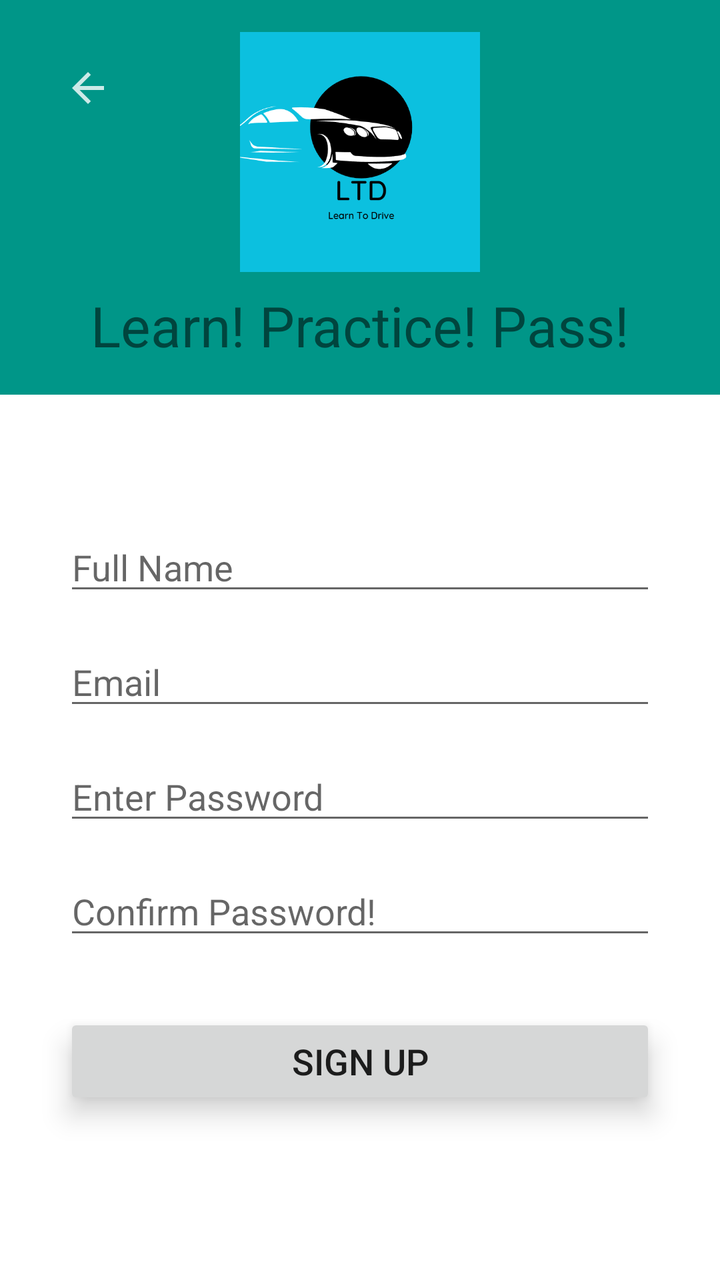
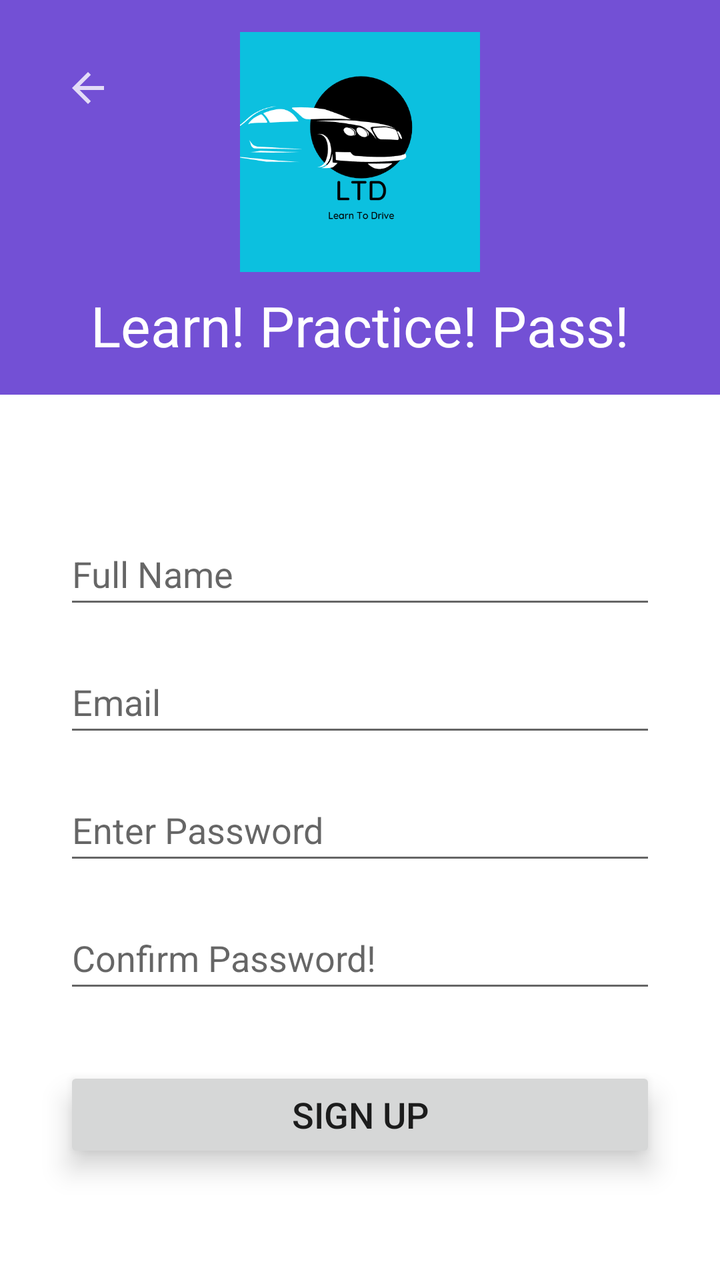

Compare the two renders of this Android layout. The source of the first and the diff that turns it into the second are given below.
<!-- AndroidManifest.xml: application theme Theme.Quiz -->
<!-- res/layout/activity_sign_up.xml -->
<?xml version="1.0" encoding="utf-8"?>
<androidx.constraintlayout.widget.ConstraintLayout xmlns:android="http://schemas.android.com/apk/res/android"
    xmlns:app="http://schemas.android.com/apk/res-auto"
    xmlns:tools="http://schemas.android.com/tools"
    android:id="@+id/main"
    android:layout_width="match_parent"
    android:layout_height="match_parent"
    tools:context=".SignUpActivity">

    <ImageView
        android:id="@+id/backBtn"
        android:layout_width="wrap_content"
        android:layout_height="wrap_content"
        android:layout_marginStart="16dp"
        android:layout_marginTop="16dp"
        android:elevation="3dp"
        android:padding="16dp"
        app:layout_constraintStart_toStartOf="parent"
        app:layout_constraintTop_toTopOf="parent"
        app:srcCompat="@drawable/ic_back" />

    <LinearLayout
        android:id="@+id/linearLayout"
        android:layout_width="match_parent"
        android:layout_height="wrap_content"
        android:background="@color/teal_500"
        android:gravity="center"
        android:orientation="vertical"
        android:padding="16dp"
        app:layout_constraintEnd_toEndOf="parent"
        app:layout_constraintHorizontal_bias="0.0"
        app:layout_constraintStart_toStartOf="parent"
        app:layout_constraintTop_toTopOf="parent">

        <ImageView
            android:layout_width="120dp"
            android:layout_height="120dp"
            android:src="@drawable/app_logo" />

        <TextView
            android:layout_width="wrap_content"
            android:layout_height="wrap_content"
            android:layout_marginTop="8dp"
            android:text="@string/app_name"
            android:textSize="28sp" />


    </LinearLayout>

    <LinearLayout
        android:layout_width="match_parent"
        android:layout_height="wrap_content"
        android:id="@+id/edit_layout"
        android:orientation="vertical"
        android:layout_marginBottom="16dp"
        app:layout_constraintTop_toBottomOf="@+id/linearLayout"
        app:layout_constraintLeft_toLeftOf="parent"
        app:layout_constraintRight_toRightOf="parent"
        >
        <EditText
            android:id="@+id/username"
            android:layout_width="match_parent"
            android:layout_height="wrap_content"
            android:layout_marginStart="32dp"
            android:layout_marginTop="64dp"
            android:layout_marginEnd="32dp"
            android:textColor="@color/black"
            android:hint="Full Name"
            android:ems="10"
            android:inputType="text"
             />
        <EditText
            android:id="@+id/emailID"
            android:layout_width="match_parent"
            android:layout_height="wrap_content"
            android:layout_marginStart="32dp"
            android:layout_marginTop="16dp"
            android:layout_marginEnd="32dp"
            android:textColor="@color/black"
            android:hint="Email"
            android:ems="10"
            android:inputType="text"
            />
        <EditText
            android:id="@+id/passwordN"
            android:layout_width="match_parent"
            android:layout_height="wrap_content"
            android:layout_marginStart="32dp"
            android:layout_marginTop="16dp"
            android:layout_marginEnd="32dp"
            android:textColor="@color/black"
            android:hint="Enter Password"
            android:ems="10"
            android:inputType="textPassword"
            />
        <EditText
            android:id="@+id/confirmPass"
            android:layout_width="match_parent"
            android:layout_height="wrap_content"
            android:layout_marginStart="32dp"
            android:layout_marginTop="16dp"
            android:layout_marginEnd="32dp"
            android:textColor="@color/black"
            android:hint="Confirm Password!"
            android:ems="10"
            android:inputType="textPassword"
            />



    </LinearLayout>





    <Button
        android:id="@+id/signup_btn"
        android:layout_width="0dp"
        android:layout_height="wrap_content"
        android:layout_marginStart="32dp"
        android:layout_marginTop="32dp"
        android:layout_marginEnd="32dp"
        android:text="Sign Up"
        android:textSize="18sp"
        app:cornerRadius="300dp"
        android:elevation="5dp"
        android:translationZ="3dp"
        android:stateListAnimator="@null"
        app:layout_constraintEnd_toEndOf="parent"
        app:layout_constraintStart_toStartOf="parent"
        app:layout_constraintTop_toBottomOf="@+id/edit_layout" />



</androidx.constraintlayout.widget.ConstraintLayout>
<!-- resources referenced by this layout -->
<resources>
  <color name="black">#FF000000</color>
  <color name="teal_500">#009688</color>
  <!-- drawable app_logo: png bitmap (drawable, 15931 bytes) -->
  <!-- drawable ic_back (drawable-anydpi) -->
  <vector xmlns:android="http://schemas.android.com/apk/res/android"
      android:width="24dp"
      android:height="24dp"
      android:viewportWidth="960"
      android:viewportHeight="960"
      android:tint="#FFFFFF"
      android:alpha="0.8"
      android:autoMirrored="true">
    <path
        android:fillColor="@android:color/white"
        android:pathData="M313,520L537,744L480,800L160,480L480,160L537,216L313,440L800,440L800,520L313,520Z"/>
  </vector>
  <string name="app_name">Learn! Practice! Pass!</string>
  <style name="Theme.Quiz" parent="Theme.MaterialComponents.DayNight.NoActionBar">
          
          <item name="colorPrimary">@color/purple_500</item>
          <item name="colorPrimaryVariant">@color/purple_700</item>
          <item name="colorOnPrimary">@color/white</item>
          
          <item name="colorSecondary">@color/teal_200</item>
          <item name="colorSecondaryVariant">@color/teal_700</item>
          <item name="colorOnSecondary">@color/black</item>
          
          <item name="android:statusBarColor">?attr/colorPrimaryVariant</item>
          
      </style>
  <color name="purple_500">#FF6200EE</color>
  <color name="purple_700">#FF3700B3</color>
  <color name="white">#FFFFFFFF</color>
  <color name="teal_200">#FF03DAC5</color>
  <color name="teal_700">#FF018786</color>
</resources>

<!-- the commit's change to res/layout/activity_sign_up.xml (unified diff, before → after) -->
@@ -5,7 +5,8 @@
     android:id="@+id/main"
     android:layout_width="match_parent"
     android:layout_height="match_parent"
-    tools:context=".SignUpActivity">
+    tools:context=".SignUpActivity"
+    android:fitsSystemWindows="true">
 
     <ImageView
         android:id="@+id/backBtn"
@@ -23,7 +24,7 @@
         android:id="@+id/linearLayout"
         android:layout_width="match_parent"
         android:layout_height="wrap_content"
-        android:background="@color/teal_500"
+        android:background="@color/primary"
         android:gravity="center"
         android:orientation="vertical"
         android:padding="16dp"
@@ -42,6 +43,7 @@
             android:layout_height="wrap_content"
             android:layout_marginTop="8dp"
             android:text="@string/app_name"
+            android:textColor="@color/white"
             android:textSize="28sp" />
 
 
@@ -57,54 +59,54 @@
         app:layout_constraintLeft_toLeftOf="parent"
         app:layout_constraintRight_toRightOf="parent"
         >
+
         <EditText
             android:id="@+id/username"
             android:layout_width="match_parent"
-            android:layout_height="wrap_content"
+            android:layout_height="48dp"
             android:layout_marginStart="32dp"
             android:layout_marginTop="64dp"
             android:layout_marginEnd="32dp"
-            android:textColor="@color/black"
+            android:ems="10"
             android:hint="Full Name"
-            android:ems="10"
             android:inputType="text"
-             />
+            android:textColor="@color/black" />
+
         <EditText
             android:id="@+id/emailID"
             android:layout_width="match_parent"
-            android:layout_height="wrap_content"
+            android:layout_height="48dp"
             android:layout_marginStart="32dp"
             android:layout_marginTop="16dp"
             android:layout_marginEnd="32dp"
-            android:textColor="@color/black"
+            android:ems="10"
             android:hint="Email"
-            android:ems="10"
             android:inputType="text"
-            />
+            android:textColor="@color/black" />
+
         <EditText
             android:id="@+id/passwordN"
             android:layout_width="match_parent"
-            android:layout_height="wrap_content"
+            android:layout_height="48dp"
             android:layout_marginStart="32dp"
             android:layout_marginTop="16dp"
             android:layout_marginEnd="32dp"
-            android:textColor="@color/black"
+            android:ems="10"
             android:hint="Enter Password"
-            android:ems="10"
             android:inputType="textPassword"
-            />
+            android:textColor="@color/black" />
+
         <EditText
             android:id="@+id/confirmPass"
             android:layout_width="match_parent"
-            android:layout_height="wrap_content"
+            android:layout_height="48dp"
             android:layout_marginStart="32dp"
             android:layout_marginTop="16dp"
             android:layout_marginEnd="32dp"
-            android:textColor="@color/black"
+            android:ems="10"
             android:hint="Confirm Password!"
-            android:ems="10"
             android:inputType="textPassword"
-            />
+            android:textColor="@color/black" />
 
 
 
<!-- resource entries referenced after the edit -->
@@ -1,7 +1,7 @@
 <!-- resources referenced by this layout -->
 <resources>
   <color name="black">#FF000000</color>
-  <color name="teal_500">#009688</color>
+  <color name="primary">#7350D5</color>
   <!-- drawable app_logo: png bitmap (drawable, 15931 bytes) -->
   <!-- drawable ic_back (drawable-anydpi) -->
   <vector xmlns:android="http://schemas.android.com/apk/res/android"
@@ -22,13 +22,14 @@
           <item name="colorPrimary">@color/purple_500</item>
           <item name="colorPrimaryVariant">@color/purple_700</item>
           <item name="colorOnPrimary">@color/white</item>
+  
           
           <item name="colorSecondary">@color/teal_200</item>
           <item name="colorSecondaryVariant">@color/teal_700</item>
           <item name="colorOnSecondary">@color/black</item>
+  
           
           <item name="android:statusBarColor">?attr/colorPrimaryVariant</item>
-          
       </style>
   <color name="purple_500">#FF6200EE</color>
   <color name="purple_700">#FF3700B3</color>
